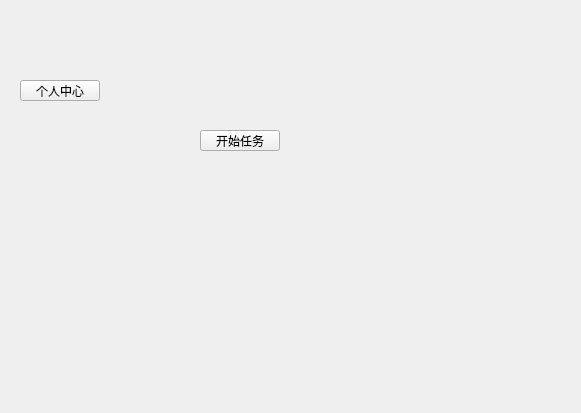
Before: the Qt Designer form Clock.ui in aaaMsLIUfruit/Tomato_bell, drawn with Qt 5.
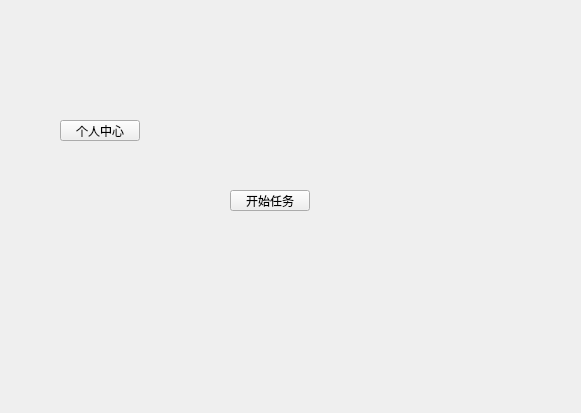
After: the same form once the commit is applied.

Diff of the .ui file:
```diff
--- a/Clock.ui
+++ b/Clock.ui
@@ -16,8 +16,8 @@
   <widget class="QPushButton" name="personal_center">
    <property name="geometry">
     <rect>
-     <x>20</x>
-     <y>80</y>
+     <x>60</x>
+     <y>120</y>
      <width>80</width>
      <height>21</height>
     </rect>
@@ -29,12 +29,15 @@
   <widget class="QPushButton" name="start_task">
    <property name="geometry">
     <rect>
-     <x>200</x>
-     <y>130</y>
+     <x>230</x>
+     <y>190</y>
      <width>80</width>
      <height>21</height>
     </rect>
    </property>
+   <property name="autoFillBackground">
+    <bool>false</bool>
+   </property>
    <property name="text">
     <string>开始任务</string>
    </property>
```
